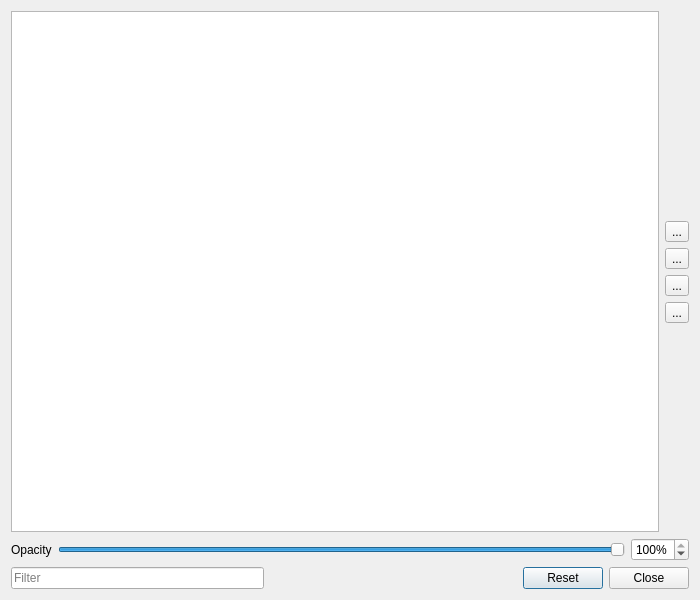
Above: scwx-qt/source/scwx/qt/ui/layer_dialog.ui from dpaulat/supercell-wx before the change. Below: the same form after it.
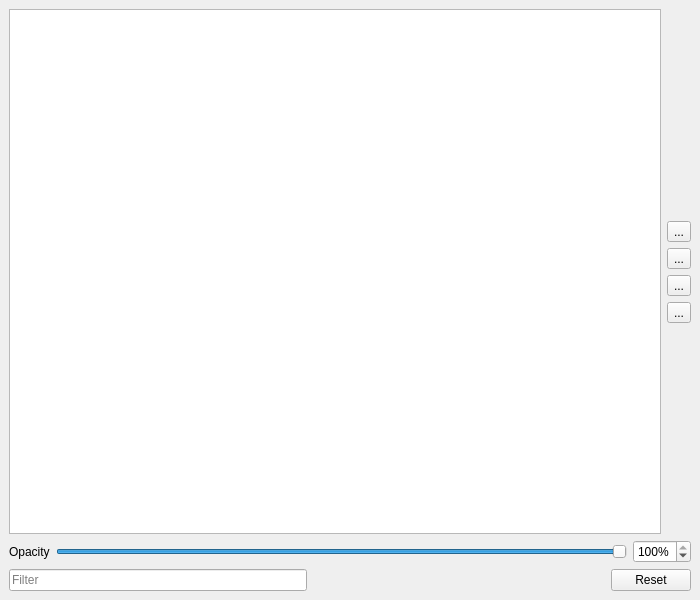
That is the form after the change. Icons and pictures are not drawn. Custom widgets are drawn as their Qt base class.

Commit message: Dock the Layer Manager and add a compact per-pane display summary

What changed in the file:
```diff
--- a/scwx-qt/source/scwx/qt/ui/layer_dialog.ui
+++ b/scwx-qt/source/scwx/qt/ui/layer_dialog.ui
@@ -1,7 +1,7 @@
 <?xml version="1.0" encoding="UTF-8"?>
 <ui version="4.0">
  <class>LayerDialog</class>
- <widget class="QDialog" name="LayerDialog">
+ <widget class="QDockWidget" name="LayerDialog">
   <property name="geometry">
    <rect>
     <x>0</x>
@@ -13,6 +13,7 @@
   <property name="windowTitle">
    <string>Layer Manager</string>
   </property>
+  <widget class="QWidget" name="dockWidgetContents">
   <layout class="QVBoxLayout" name="verticalLayout">
    <item>
     <widget class="QFrame" name="frame">
@@ -249,7 +250,7 @@
          <enum>Qt::Orientation::Horizontal</enum>
         </property>
         <property name="standardButtons">
-         <set>QDialogButtonBox::StandardButton::Close|QDialogButtonBox::StandardButton::Reset</set>
+         <set>QDialogButtonBox::StandardButton::Reset</set>
         </property>
        </widget>
       </item>
@@ -257,6 +258,7 @@
     </widget>
    </item>
   </layout>
+  </widget>
  </widget>
  <customwidgets>
   <customwidget>
```
Left out of the diff: 34 changed lines with no effect on the pictures. The commit also changes 8 other files.
